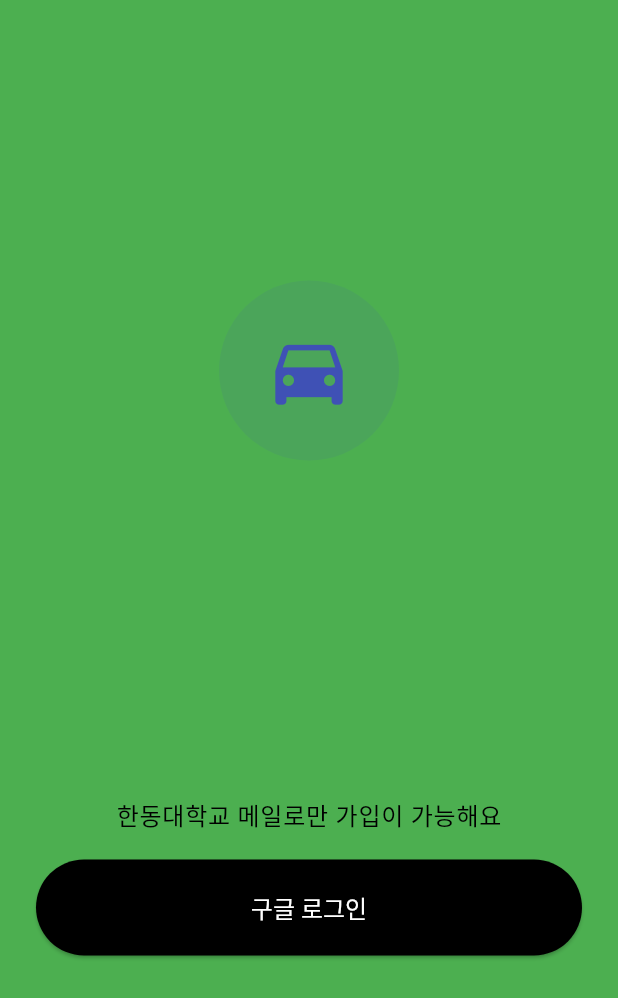
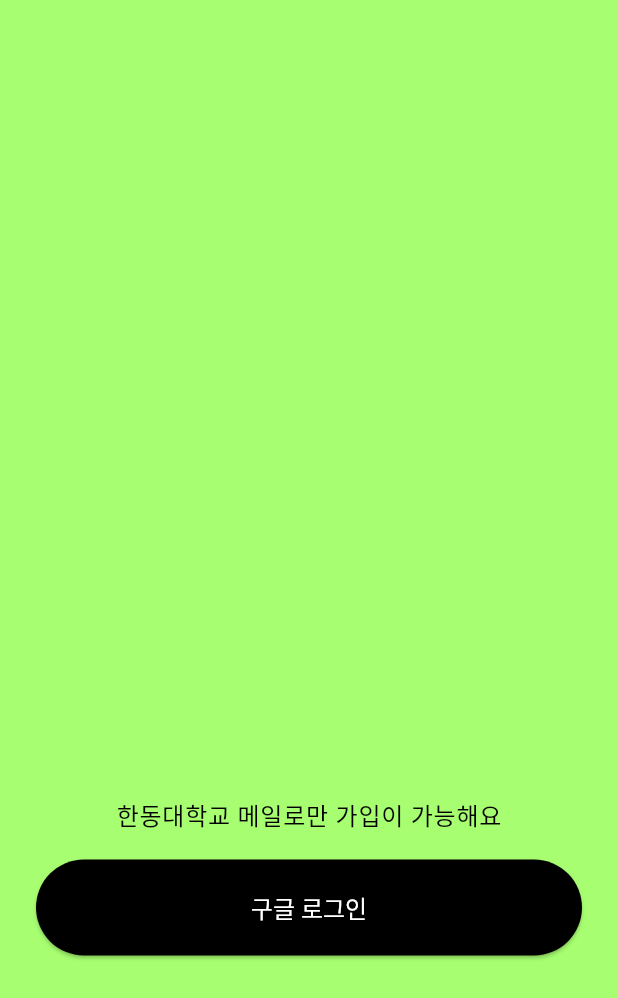
Before and after one commit to GachiTayo/tayo_FE, a Flutter app: the screen it shows after launch, on a phone screen of 412 x 824 dp. Shown: the top 998 px of the screen. Run offline on Flutter 3.47's test engine with Material 3 defaults, Android fonts, the phone set to English and light mode, and no system bars; our stand-ins replace go_router; Roboto replaces fonts that are missing (Four, Six).

Commit message:
CHORE 초록색 수정 + debug banner 수정

```diff
--- a/lib/config/theme.dart
+++ b/lib/config/theme.dart
@@ -4,8 +4,8 @@ import 'text_styles.dart';
 
 class AppTheme {
   // Define your color scheme
-  static const Color primaryColor = Color(0xFF3F51B5);
-  static const Color accentColor = Color(0xFF448AFF);
+  static const Color primaryColor = Color(0xFFA6FE70);
+  static const Color accentColor = Color(0xFF131D0C);
   static const Color textColor = Color(0xFF333333);
   static const Color lightGrey = Color(0xFFEEEEEE);
 
--- a/lib/main.dart
+++ b/lib/main.dart
@@ -22,6 +22,7 @@ class MyApp extends StatelessWidget {
     return MaterialApp.router(
       title: '같이타요',
       theme: AppTheme.lightTheme,
+      debugShowCheckedModeBanner: false, // debug banner
       routerConfig: AppRouter.router,
     );
   }
--- a/lib/screens/login/login_screen.dart
+++ b/lib/screens/login/login_screen.dart
@@ -15,7 +15,7 @@ class LoginScreen extends StatelessWidget {
       body: Container(
         width: double.infinity,
         height: double.infinity,
-        color: Colors.green, //이거 색깔 수정해야함
+        color: Theme.of(context).colorScheme.primary,
         child: SafeArea(
           child: Padding(
             padding: const EdgeInsets.all(24.0),
@@ -27,10 +27,6 @@ class LoginScreen extends StatelessWidget {
                 Container(
                   width: 120,
                   height: 120,
-                  decoration: BoxDecoration(
-                    color: Theme.of(context).colorScheme.primary.withOpacity(0.1),
-                    shape: BoxShape.circle,
-                  ),
                   child: Icon(
                     Icons.directions_car,
                     size: 60,
```
